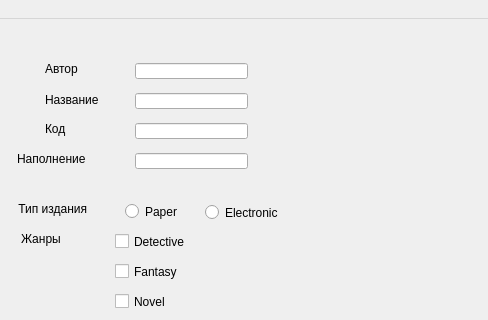
First picture: the form in OFFtiex_main/mainwindow.ui, repository OFFtiex/Maslov_test12, before the edit; both pictures show x 125 to 613 and y 0 to 320 of the 613 by 663 pixel window.
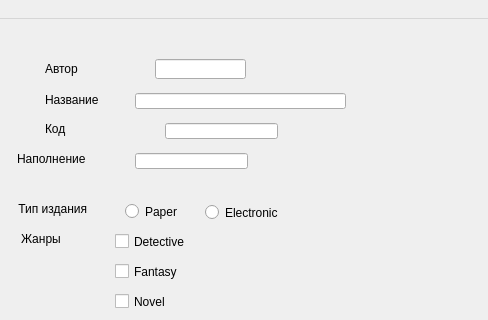
Second picture: the form after the edit.

Patch:
```diff
--- a/OFFtiex_main/mainwindow.ui
+++ b/OFFtiex_main/mainwindow.ui
@@ -59,10 +59,10 @@
    <widget class="QLineEdit" name="author_text">
     <property name="geometry">
      <rect>
-      <x>260</x>
-      <y>44</y>
-      <width>113</width>
-      <height>16</height>
+      <x>280</x>
+      <y>40</y>
+      <width>91</width>
+      <height>20</height>
      </rect>
     </property>
    </widget>
@@ -71,7 +71,7 @@
      <rect>
       <x>260</x>
       <y>74</y>
-      <width>113</width>
+      <width>211</width>
       <height>16</height>
      </rect>
     </property>
@@ -105,7 +105,7 @@
    <widget class="QLineEdit" name="id_text">
     <property name="geometry">
      <rect>
-      <x>260</x>
+      <x>290</x>
       <y>104</y>
       <width>113</width>
       <height>16</height>
```
